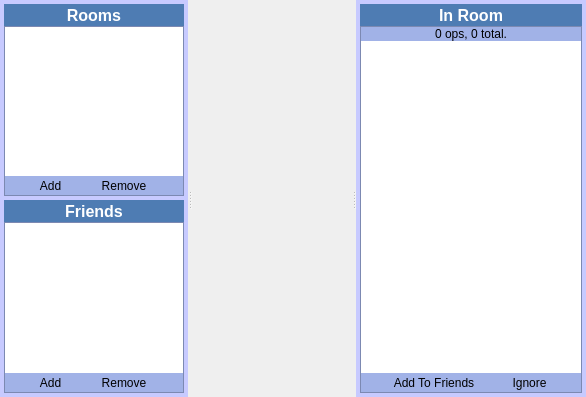
c3c/quazaa, file branches/Rewrite/UI/widgetchat.ui: the form before one commit.
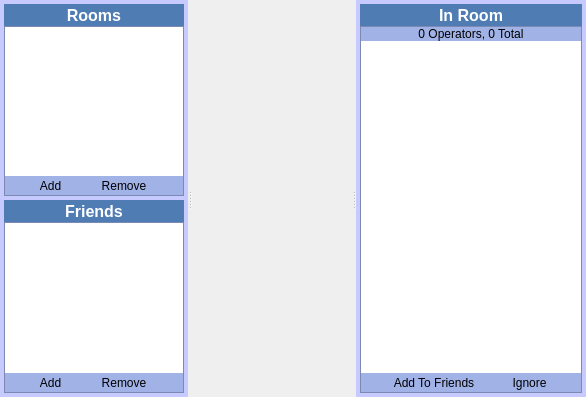
The form after the commit. Icons and pictures are not drawn.

Commit message: Made user/operator counts work.

What changed in the file:
```diff
--- a/branches/Rewrite/UI/widgetchat.ui
+++ b/branches/Rewrite/UI/widgetchat.ui
@@ -586,7 +586,7 @@
             <item row="0" column="0">
              <widget class="QLabel" name="labelChatUsersCount">
               <property name="text">
-               <string>0 ops, 0 total.</string>
+               <string>0 Operators, 0 Total</string>
               </property>
               <property name="alignment">
                <set>Qt::AlignCenter</set>
```
Left out of the diff: 24 changed lines with no effect on the pictures. The commit also changes 6 other files.
